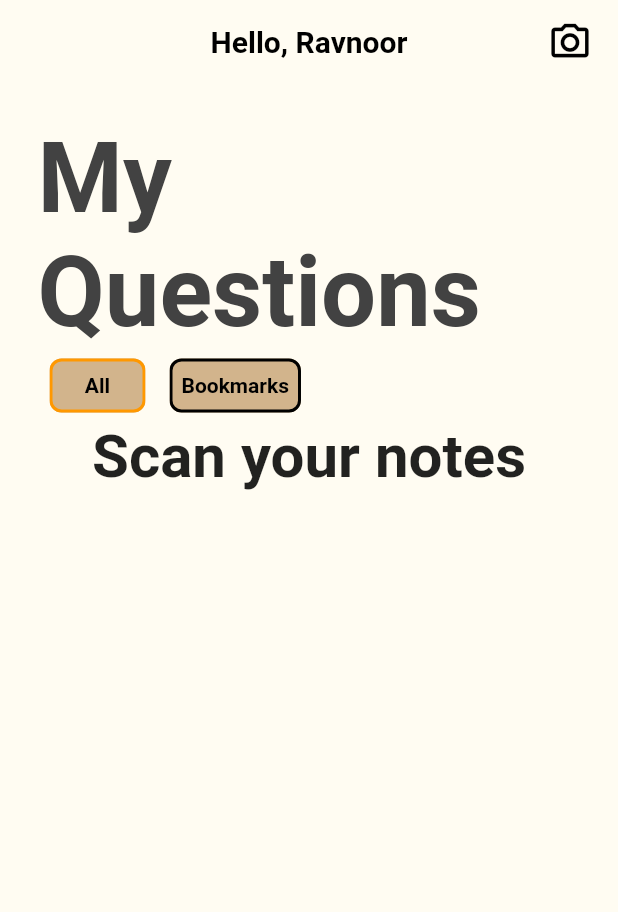
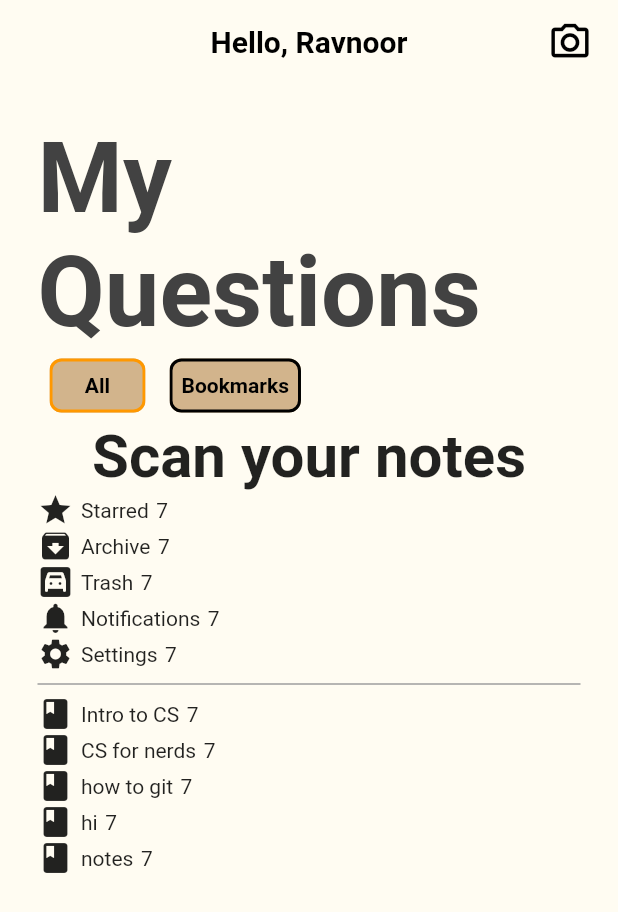
Before and after one commit to ravnoor00/appdev_final, a Flutter app: the screen it shows after launch, on a phone screen of 412 x 824 dp. Shown: the top 912 px of the screen. Run offline on Flutter 3.47's test engine with Material 2 defaults, Android fonts, the phone set to English and light mode, and no system bars; our stand-ins replace animated_text_kit, cloud_firestore, firebase_core, image_picker, loading_animation_widget, sqflite; missing offline and left inert: google_ml_kit, google_mlkit_text_recognition; accounts and stored records are empty.

Commit message:
Sidebar outline

```diff
--- /dev/null
+++ b/lib/components/Sidebar.dart
@@ -0,0 +1,61 @@
+import 'package:flutter/material.dart';
+
+class HeaderItem {
+  final Icon icon;
+  final String text;
+  final String number;
+
+  HeaderItem({required this.icon, required this.text, required this.number});
+}
+
+class Sidebar extends StatefulWidget {
+  const Sidebar({Key? key}) : super(key: key);
+
+  @override
+  State<Sidebar> createState() => _SidebarState();
+}
+
+class _SidebarState extends State<Sidebar> {
+  var headerItems = [
+    HeaderItem(icon: Icon(Icons.star), text: "Starred", number: "7"),
+    HeaderItem(icon: Icon(Icons.archive), text: "Archive", number: "7"),
+    HeaderItem(icon: Icon(Icons.garage), text: "Trash", number: "7"),
+    HeaderItem(icon: Icon(Icons.notifications), text: "Notifications", number: "7"),
+    HeaderItem(icon: Icon(Icons.settings), text: "Settings", number: "7"),
+  ];
+
+  var noteItems = [
+    HeaderItem(icon: Icon(Icons.book), text: "Intro to CS", number: "7"),
+    HeaderItem(icon: Icon(Icons.book), text: "CS for nerds", number: "7"),
+    HeaderItem(icon: Icon(Icons.book), text: "how to git", number: "7"),
+    HeaderItem(icon: Icon(Icons.book), text: "hi", number: "7"),
+    HeaderItem(icon: Icon(Icons.book), text: "notes", number: "7"),
+  ];
+
+  Widget buildItem(HeaderItem item) {
+    return Row(
+      mainAxisAlignment: MainAxisAlignment.start,
+      children: [
+        item.icon,
+        const SizedBox(width: 5),
+        Text(item.text),
+        const SizedBox(width: 5),
+        Text(item.number),
+      ],
+    );
+  }
+
+  @override
+  Widget build(BuildContext context) {
+    return Column(
+      children: [
+        ...headerItems.map((item) => buildItem(item)).toList(),
+        Divider(
+          color: Colors.grey,
+          thickness: 1,
+        ),
+        ...noteItems.map((item) => buildItem(item)).toList(),
+      ],
+    );
+  }
+}
--- a/lib/main.dart
+++ b/lib/main.dart
@@ -5,6 +5,9 @@ import 'firebase_options.dart';
 import 'screens/note_image.dart';
 import 'screens/profile.dart';
 import 'utils.dart';
+import 'package:path_provider/path_provider.dart';
+import 'package:google_ml_kit/google_ml_kit.dart';
+
 
 Future<void> main() async {
   try {
--- a/lib/screens/home.dart
+++ b/lib/screens/home.dart
@@ -1,5 +1,6 @@
 import 'package:flutter/cupertino.dart';
 import 'package:flutter/material.dart';
+import 'package:makequiz/components/Sidebar.dart';
 import 'package:makequiz/models/flashcard.dart';
 import '../components/Nav.dart';
 import '../components/study_options.dart';
@@ -56,7 +57,7 @@ void _onButtonChanged(int index, bool isSelected) {
         appBar: appBar("Hello, Ravnoor", context),
         body: Container(
           margin: const EdgeInsets.all(25),
-          child: Column(children: [heading(), buttons(), _fetchData()]),
+          child: Column(children: [heading(), buttons(), _fetchData(), Sidebar()]),
         ));
   }
 
--- a/pubspec.yaml
+++ b/pubspec.yaml
@@ -47,6 +47,7 @@ dependencies:
   path: ^1.8.2
   animated_text_kit: ^4.2.2
   loading_animation_widget: ^1.2.0+4
+  google_ml_kit: ^0.13.0
 
 
 dev_dependencies:
```
Also changed, not shown: pubspec.lock.
